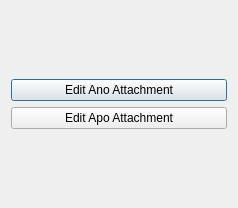
First picture: the form in src/ui/EditorAttachmentView.ui, repository kiraYuukiAsuna/SwcDbmsQtClient, before the edit.
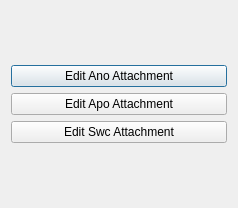
Second picture: the form after the edit.

Commit message: Update Swc Attachment Ui.

```diff
--- a/src/ui/EditorAttachmentView.ui
+++ b/src/ui/EditorAttachmentView.ui
@@ -30,6 +30,13 @@
        </property>
       </widget>
      </item>
+     <item>
+      <widget class="QPushButton" name="SwcAttachmentBtn">
+       <property name="text">
+        <string>Edit Swc Attachment</string>
+       </property>
+      </widget>
+     </item>
     </layout>
    </item>
   </layout>
```
The commit also changes 7 other files.
